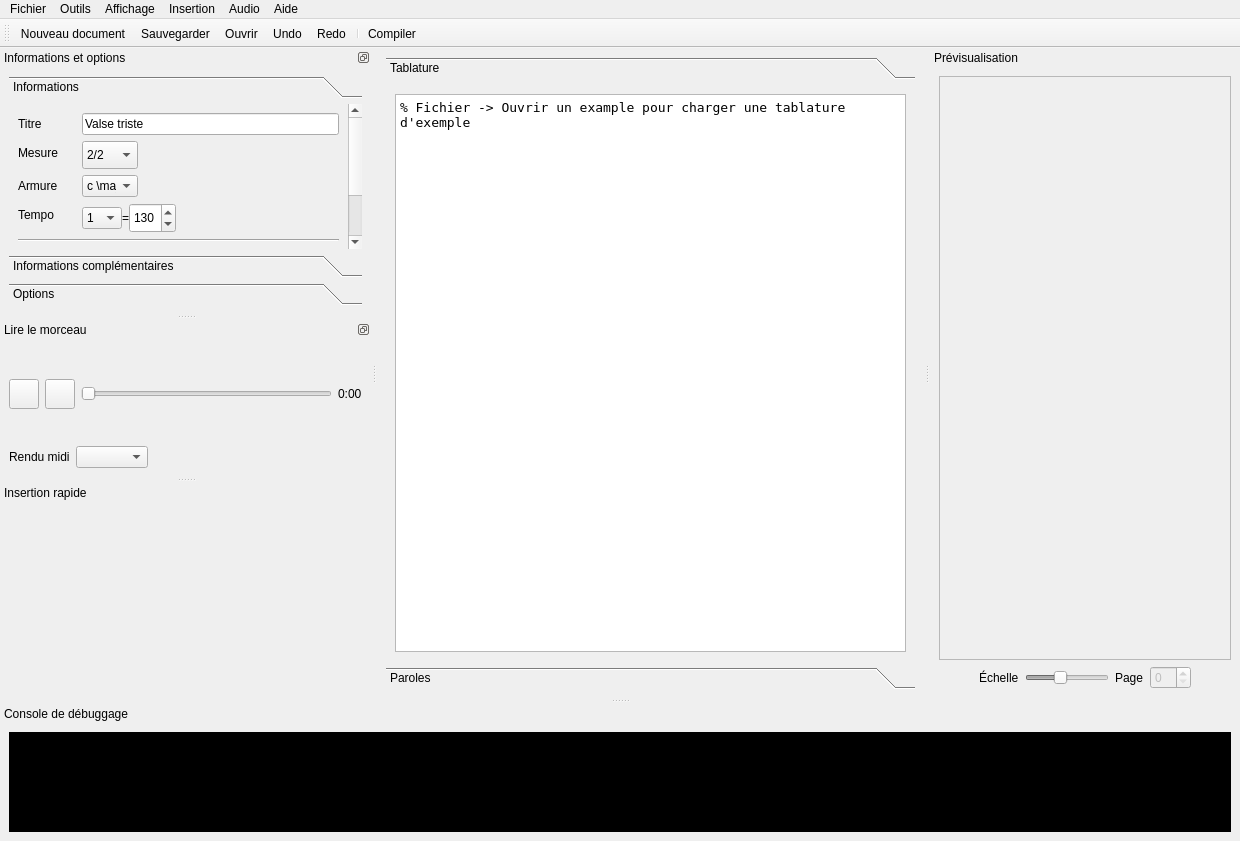
First picture: the form in ui/mainwindow.ui, repository Jean-Romain/tabliato, before the edit.
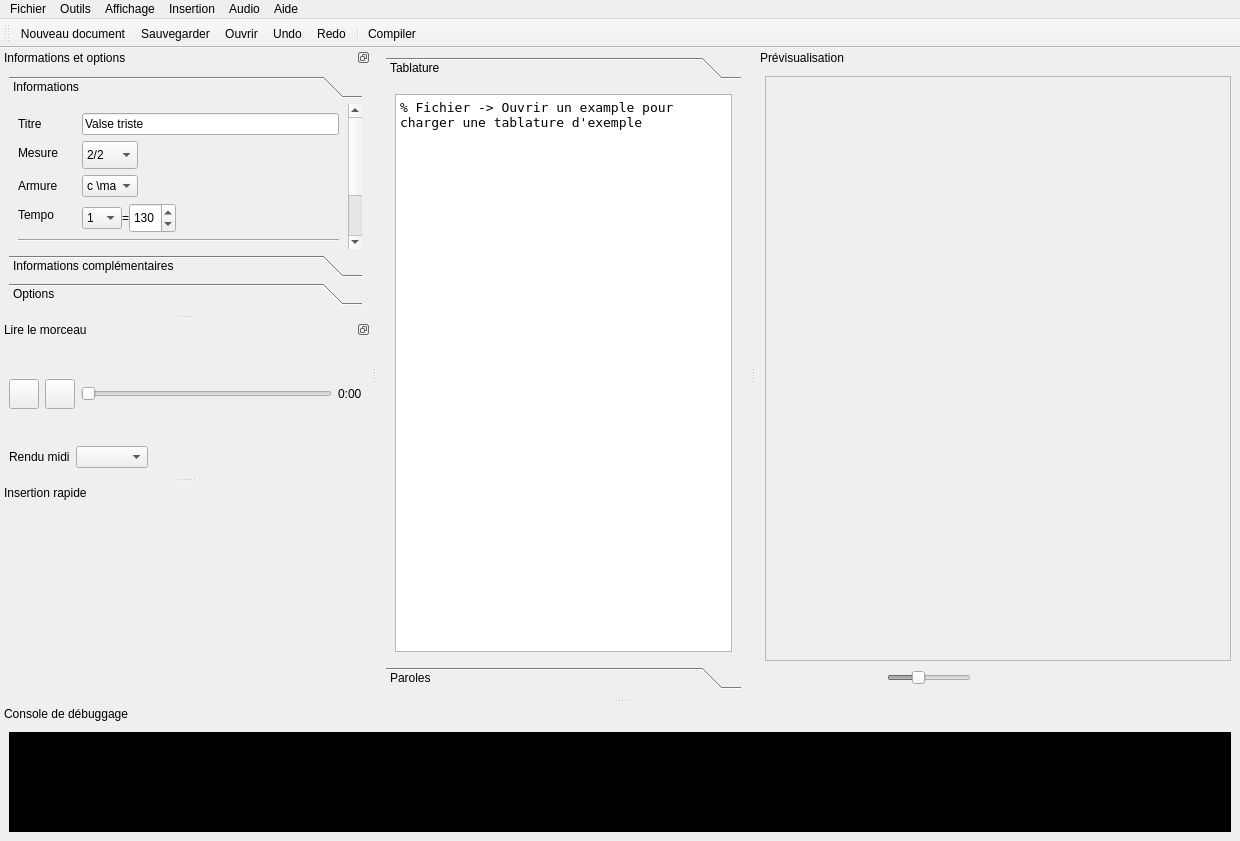
Second picture: the form after the edit. Icons and pictures are not drawn. Custom widgets are drawn as their Qt base class.

Commit message: zoom and pdf tools

What changed in the file:
```diff
--- a/ui/mainwindow.ui
+++ b/ui/mainwindow.ui
@@ -58,7 +58,7 @@
         <rect>
          <x>0</x>
          <y>0</y>
-         <width>449</width>
+         <width>330</width>
          <height>564</height>
         </rect>
        </property>
@@ -1126,8 +1126,8 @@
    </property>
    <property name="minimumSize">
     <size>
-     <width>263</width>
-     <height>153</height>
+     <width>484</width>
+     <height>171</height>
     </size>
    </property>
    <property name="sizeIncrement">
@@ -1172,8 +1172,8 @@
          <rect>
           <x>0</x>
           <y>0</y>
-          <width>345</width>
-          <height>574</height>
+          <width>464</width>
+          <height>575</height>
          </rect>
         </property>
        </widget>
@@ -1198,9 +1198,22 @@
         </spacer>
        </item>
        <item>
-        <widget class="QLabel" name="label_2">
+        <widget class="QPushButton" name="zoomOutPushButton">
+         <property name="toolTip">
+          <string>Zoom Out</string>
+         </property>
          <property name="text">
-          <string>Échelle</string>
+          <string/>
+         </property>
+         <property name="icon">
+          <iconset resource="../Ressources.qrc">
+           <normaloff>:/icons/ressources/icons/zoom-out.svg</normaloff>:/icons/ressources/icons/zoom-out.svg</iconset>
+         </property>
+         <property name="default">
+          <bool>false</bool>
+         </property>
+         <property name="flat">
+          <bool>true</bool>
          </property>
         </widget>
        </item>
@@ -1209,11 +1222,17 @@
          <property name="enabled">
           <bool>false</bool>
          </property>
+         <property name="maximumSize">
+          <size>
+           <width>100</width>
+           <height>16777215</height>
+          </size>
+         </property>
          <property name="minimum">
-          <number>25</number>
+          <number>10</number>
          </property>
          <property name="maximum">
-          <number>150</number>
+          <number>200</number>
          </property>
          <property name="singleStep">
           <number>2</number>
@@ -1227,22 +1246,73 @@
         </widget>
        </item>
        <item>
-        <widget class="QLabel" name="label">
+        <widget class="QPushButton" name="zoomInPushButton">
+         <property name="toolTip">
+          <string>Zoom In</string>
+         </property>
          <property name="text">
-          <string>Page</string>
+          <string/>
+         </property>
+         <property name="icon">
+          <iconset resource="../Ressources.qrc">
+           <normaloff>:/icons/ressources/icons/zoom-in.svg</normaloff>:/icons/ressources/icons/zoom-in.svg</iconset>
+         </property>
+         <property name="flat">
+          <bool>true</bool>
          </property>
         </widget>
        </item>
        <item>
-        <widget class="QSpinBox" name="pageSpinBox">
+        <widget class="QPushButton" name="zoomFitPushButton">
          <property name="enabled">
-          <bool>false</bool>
+          <bool>true</bool>
          </property>
-         <property name="maximumSize">
-          <size>
-           <width>16777215</width>
-           <height>25</height>
-          </size>
+         <property name="toolTip">
+          <string>Ajustement</string>
+         </property>
+         <property name="text">
+          <string/>
+         </property>
+         <property name="icon">
+          <iconset resource="../Ressources.qrc">
+           <normaloff>:/icons/ressources/icons/zoom-fit-best.svg</normaloff>:/icons/ressources/icons/zoom-fit-best.svg</iconset>
+         </property>
+         <property name="flat">
+          <bool>true</bool>
+         </property>
+        </widget>
+       </item>
+       <item>
+        <widget class="QPushButton" name="previousPagePushButton">
+         <property name="toolTip">
+          <string>Page précédente</string>
+         </property>
+         <property name="text">
+          <string/>
+         </property>
+         <property name="icon">
+          <iconset resource="../Ressources.qrc">
+           <normaloff>:/icons/ressources/icons/go-previous.svg</normaloff>:/icons/ressources/icons/go-previous.svg</iconset>
+         </property>
+         <property name="flat">
+          <bool>true</bool>
+         </property>
+        </widget>
+       </item>
+       <item>
+        <widget class="QPushButton" name="nextPagePushButton">
+         <property name="toolTip">
+          <string>Page suivante</string>
+         </property>
+         <property name="text">
+          <string/>
+         </property>
+         <property name="icon">
+          <iconset resource="../Ressources.qrc">
+           <normaloff>:/icons/ressources/icons/go-next.svg</normaloff>:/icons/ressources/icons/go-next.svg</iconset>
+         </property>
+         <property name="flat">
+          <bool>true</bool>
          </property>
         </widget>
        </item>
```
Left out of the diff: 2 changed lines with no effect on the pictures. The commit also changes 12 other files.
